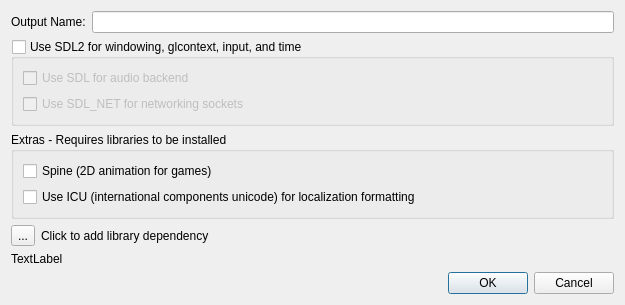
The window that Editor/src/Assets/Source/SourceSettingsDlg.ui (GameOverture/HarmonyEngine) describes before a commit, drawn with Qt 5.
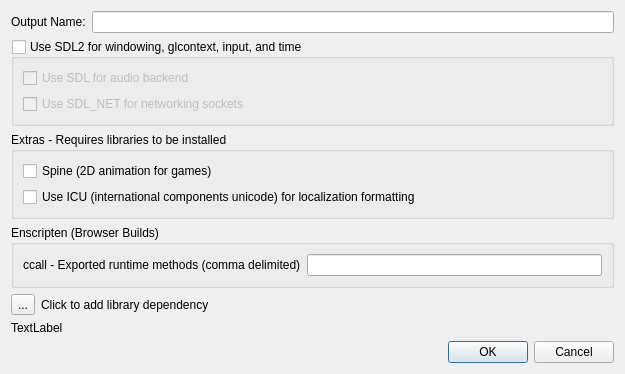
The same window after the commit. Icons and pictures are not drawn.

Commit message: Emscripten ccall functions can now be specified in the build settings dialog; Entity WIP

Diff of the .ui file:
```diff
--- a/Editor/src/Assets/Source/SourceSettingsDlg.ui
+++ b/Editor/src/Assets/Source/SourceSettingsDlg.ui
@@ -7,7 +7,7 @@
     <x>0</x>
     <y>0</y>
     <width>625</width>
-    <height>275</height>
+    <height>345</height>
    </rect>
   </property>
   <property name="sizePolicy">
@@ -96,6 +96,33 @@
      </layout>
     </widget>
    </item>
+   <item>
+    <widget class="QGroupBox" name="grpEnscripten">
+     <property name="title">
+      <string>Enscripten (Browser Builds)</string>
+     </property>
+     <layout class="QVBoxLayout" name="verticalLayout_4">
+      <item>
+       <layout class="QHBoxLayout" name="horizontalLayout_3">
+        <item>
+         <widget class="QLabel" name="lblOutputName_2">
+          <property name="text">
+           <string>ccall - Exported runtime methods (comma delimited)</string>
+          </property>
+         </widget>
+        </item>
+        <item>
+         <widget class="QLineEdit" name="txtEmscriptenCcall">
+          <property name="text">
+           <string/>
+          </property>
+         </widget>
+        </item>
+       </layout>
+      </item>
+     </layout>
+    </widget>
+   </item>
    <item>
     <layout class="QVBoxLayout" name="lytDependencies"/>
    </item>
```
The commit also changes 20 other files.
